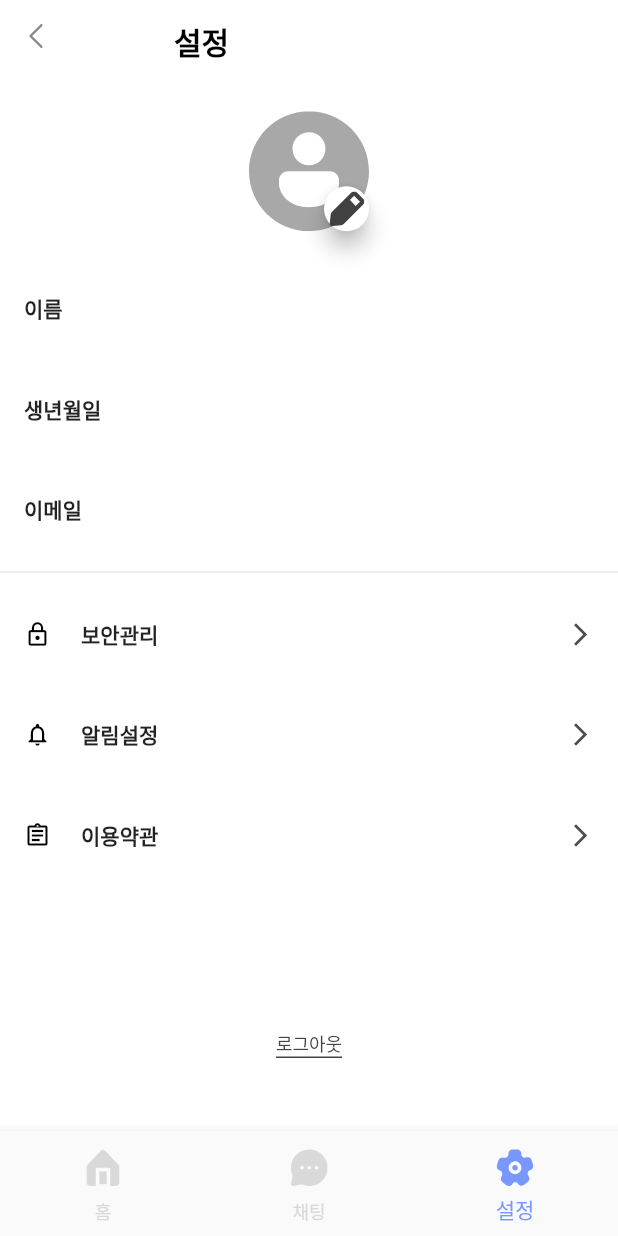
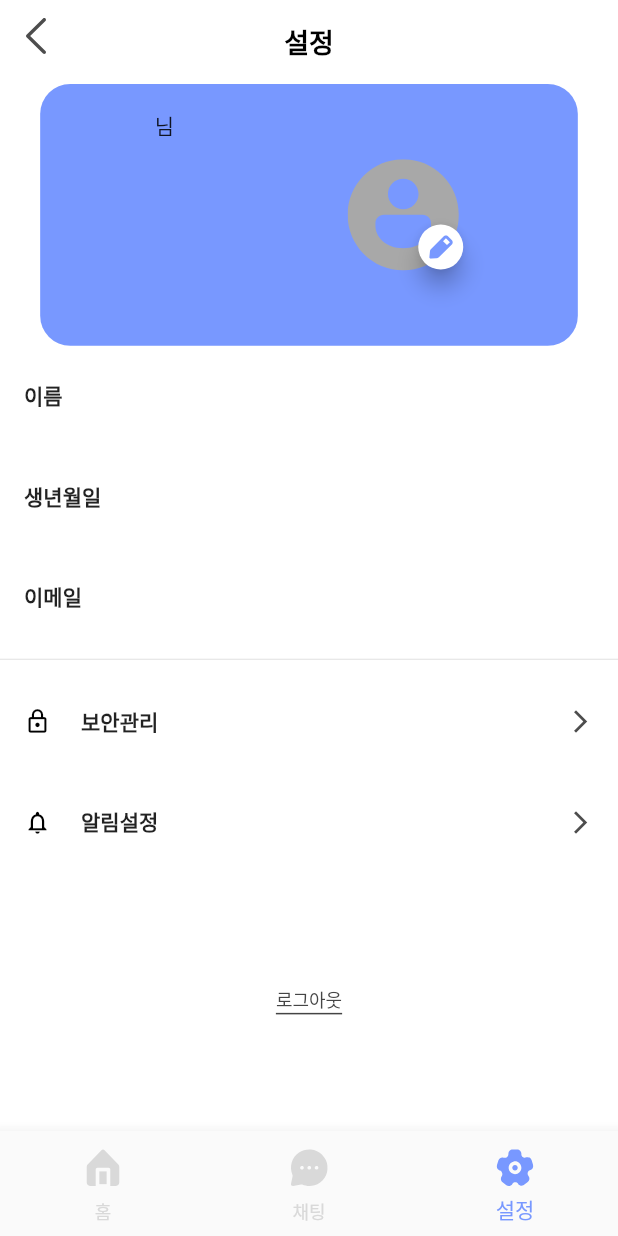
Before and after one commit to Re-4aliens/frontend, a Flutter app: the HomePage screen opened directly with empty values, item 3 of the bottom bar chosen, on a phone screen of 412 x 824 dp. Run offline on Flutter 3.47's test engine with Material 2 defaults, Android fonts, the phone set to English and light mode, and no system bars; our stand-ins replace country_picker, flutter_neumorphic, flutter_secure_storage, flutter_svg, image_picker, percent_indicator; missing offline and left inert: blobs; accounts and stored records are empty; statements that could not run were skipped.

Commit message:
settingpage 수정

```diff
--- a/lib/views/components/setting_widget.dart
+++ b/lib/views/components/setting_widget.dart
@@ -23,12 +23,34 @@
     children: [
       Expanded(
         child: Container(
-          child: Container(
+          padding: EdgeInsets.only(right: 20,left: 20, top: 17,bottom: 17),
+            decoration: BoxDecoration(
+            color: Color(0xff7898FF),
+            borderRadius: BorderRadius.circular(20),
+          ),
+
+          width: MediaQuery.of(context).size.width * 0.87,
+          height: isSmallScreen? MediaQuery.of(context).size.height * 0.3:MediaQuery.of(context).size.height * 0.15,
+          child: Row(
+            mainAxisAlignment: MainAxisAlignment.spaceAround,
+            children: [
+              Column(
+                children: [
+                  Text(memberDetails['name'].toString()+'님'),
+                  Text(memberDetails['birthday'].toString(), style: TextStyle(
+                    fontSize: isSmallScreen?12:14
+                  ),),
+                  Text(memberDetails['email'].toString(), style: TextStyle(
+                      fontSize: isSmallScreen?12:14)
+                  )
+                ],
+              ),
+              Container(
                 alignment: Alignment.center,
                 child: Stack(
                   children: [
                     Container(
-                  height: 80,
+                      height: MediaQuery.of(context).size.height*0.09,
                       width: 80,
                       decoration: BoxDecoration(
                           borderRadius: BorderRadius.circular(40)),
@@ -40,7 +62,7 @@
                         bottom: 0,
                         right: 0,
                         child: Container(
-                      height: 30,
+                          height: MediaQuery.of(context).size.height * 0.038,
                           width: 30,
                           child: FloatingActionButton(
                               backgroundColor: Colors.white,
@@ -49,18 +71,20 @@
                                     arguments: memberDetails);
                                 },
                               child: SvgPicture.asset('assets/icon/icon_modify.svg',
-                        width: MediaQuery.of(context).size.width * 0.0615,
-                        height: MediaQuery.of(context).size.height * 0.028,
-                        color: Color(0xff414141),)
+                                height: MediaQuery.of(context).size.height * 0.019,
+                                width: MediaQuery.of(context).size.width * 0.0415,
+                                color: Color(0xff7898FF),)
                           ),
                         ))
                   ],
                 ),
-          ),
+              )
+            ],
+          )
         ),
       ),
       Expanded(
-        flex: 4,
+        flex: 2,
         child: Container(
           decoration: BoxDecoration(
             //color: Colors.green.shade200
--- a/lib/views/pages/home_page.dart
+++ b/lib/views/pages/home_page.dart
@@ -187,9 +187,11 @@
     return Scaffold(
       backgroundColor: Colors.white,
       appBar: AppBar(
+        centerTitle: true,
         title: Text(
           _pageTitle.elementAt(selectedIndex),
           style: TextStyle(
+            fontSize: isSmallScreen?16:18,
             color: Colors.black,
             fontWeight: FontWeight.bold,
           ),
@@ -212,7 +214,9 @@
                     },
                     icon: SvgPicture.asset(
                       'assets/icon/icon_back.svg',
-                      height: 16,
+                      color: Color(0xff4D4D4D),
+                      width: 24,
+                      height: MediaQuery.of(context).size.height * 0.029,
                     ),
                     color: Colors.black,
                   ),
@@ -241,9 +245,9 @@
               onPressed: () {},
               icon: SvgPicture.asset(
                 'assets/icon/icon_info.svg',
-                width: 24,
-                height: 24,
-                color: Color(0xff7898ff),
+                width: MediaQuery.of(context).size.width * 0.062,
+                height: MediaQuery.of(context).size.height * 0.029,
+                color: Color(0xff7898FF),
               ),
             )
           else
```
Lines whose indentation alone changed are shown as unchanged.
